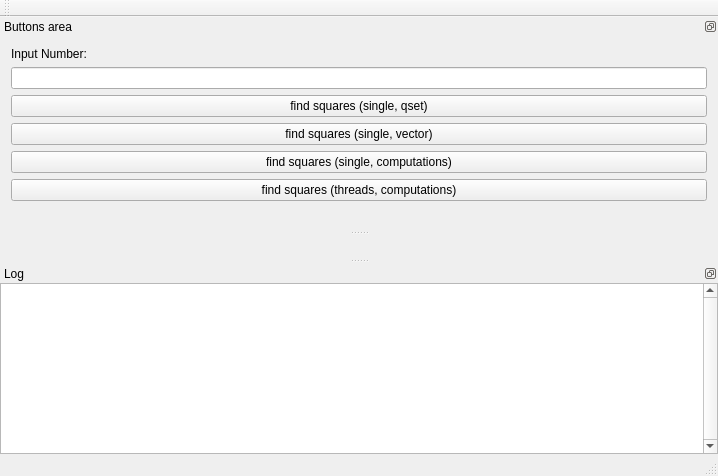
Old version of the form squareSumUI.ui in the repository Mar4eli/squareSum.
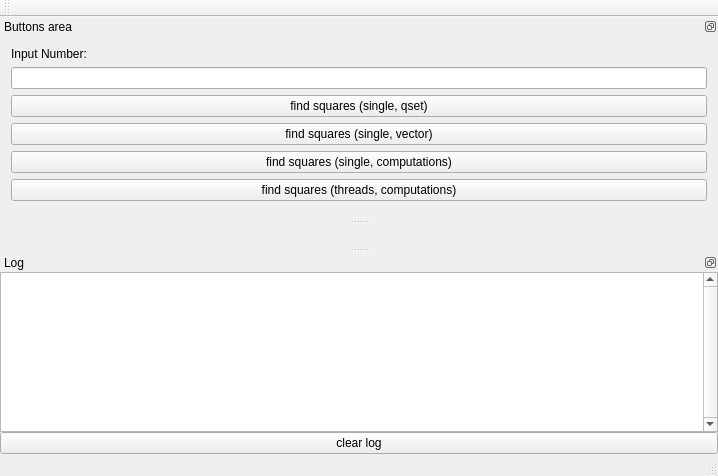
New version of the form.

Commit message: 1. Уточнил задание. Необходимо вывести числа сумма квадратов которых даёт введённое число. Соответственно, изменил методы computation. Методы с Set и Vector не трогал пока что. 2. Изменил порядок работы с log. Теперь он не очищается по нажатию на каждую кнопку, а только при нажатии на кнопку очистки лога.

```diff
--- a/squareSumUI.ui
+++ b/squareSumUI.ui
@@ -81,6 +81,13 @@
        </property>
       </widget>
      </item>
+     <item>
+      <widget class="QPushButton" name="clearLog">
+       <property name="text">
+        <string>clear log</string>
+       </property>
+      </widget>
+     </item>
     </layout>
    </widget>
   </widget>
```
The commit also changes 4 other files.
